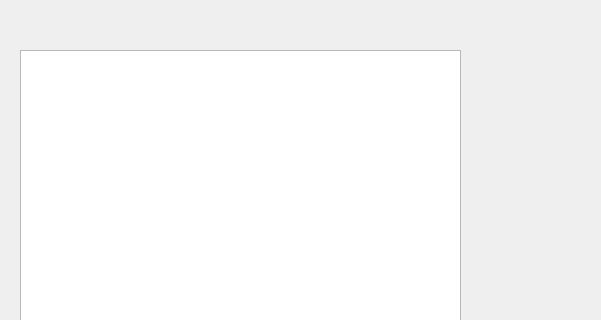
This is ChatRoom/mainwindowchat.ui in AnsrM/Chat-Project as Qt 5 draws it before an edit; both pictures show x 0 to 601 and y 0 to 320 of the 752 by 580 pixel window. The edited form follows.
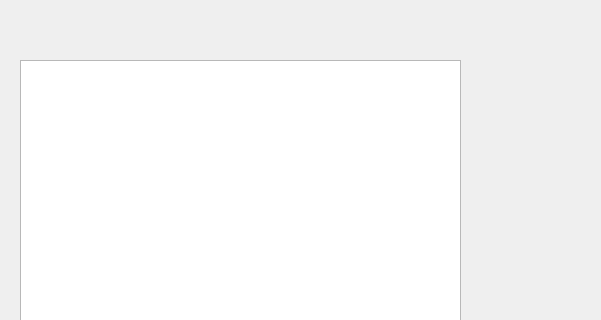
This is the edited form. Icons and pictures are not drawn.

The edit to the form file:
```diff
--- a/ChatRoom/mainwindowchat.ui
+++ b/ChatRoom/mainwindowchat.ui
@@ -13,16 +13,6 @@
   <property name="windowTitle">
    <string>Form</string>
   </property>
-  <widget class="QTextBrowser" name="textBrowser_receive">
-   <property name="geometry">
-    <rect>
-     <x>20</x>
-     <y>50</y>
-     <width>441</width>
-     <height>331</height>
-    </rect>
-   </property>
-  </widget>
   <widget class="QLabel" name="label">
    <property name="geometry">
     <rect>
@@ -153,6 +143,16 @@
     <string/>
    </property>
   </widget>
+  <widget class="QTextEdit" name="textEdit_receive">
+   <property name="geometry">
+    <rect>
+     <x>20</x>
+     <y>60</y>
+     <width>441</width>
+     <height>321</height>
+    </rect>
+   </property>
+  </widget>
  </widget>
  <resources/>
  <connections/>
```
